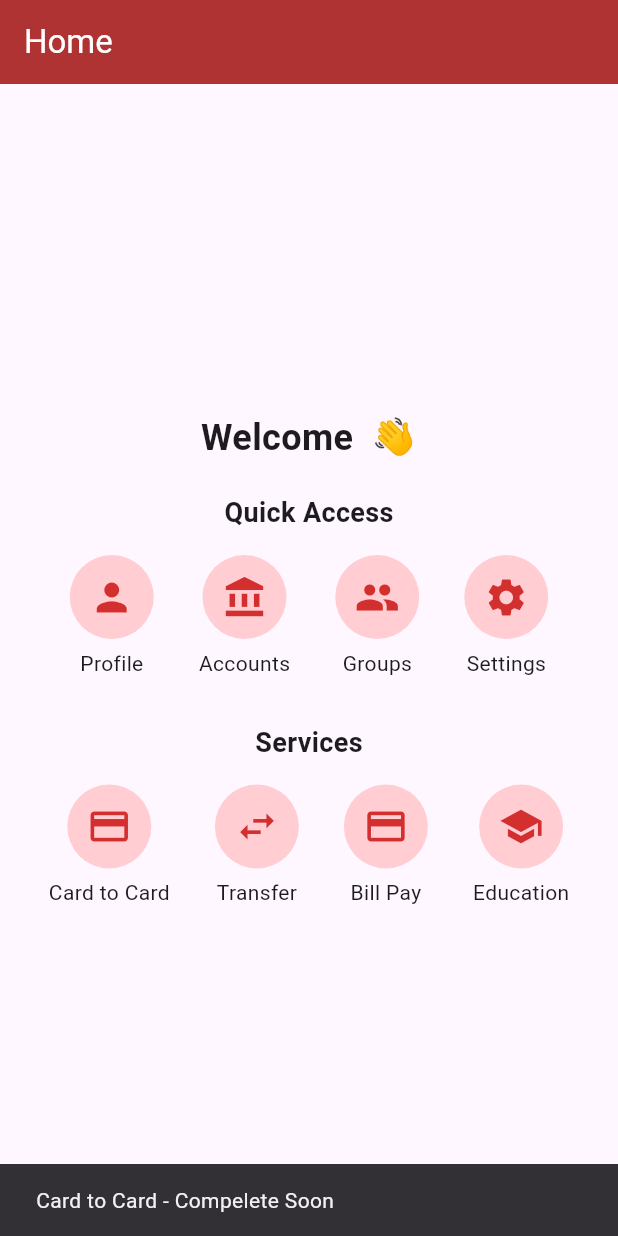
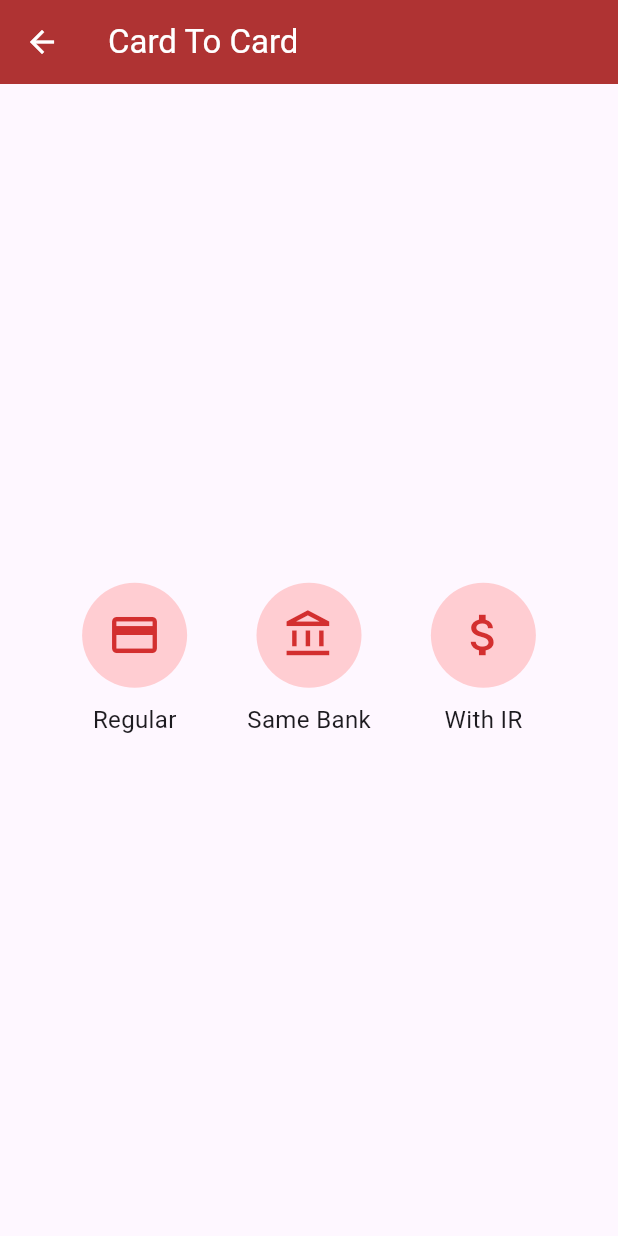
Before and after one commit to Asadipour84/AdvancedProgramming-Project-Flutter, a Flutter app: the HomePage screen opened directly with empty values, after a tap on "Card to Card", on a phone screen of 412 x 824 dp. Run offline on Flutter 3.47's test engine with Material 3 defaults, Android fonts, the phone set to English and light mode, and no system bars; our stand-ins replace image_picker, pdf, share_plus.

Commit message:
feat: introducing card to card

```diff
--- a/lib/Profile_page.dart
+++ b/lib/Profile_page.dart
@@ -76,10 +76,12 @@ class _ProfilePageState extends State<ProfilePage> {
                   const _SectionTitle(title: "User"),
                   const SizedBox(height: 10),
                   const _InfoTile(icon: Icons.account_circle, label: "Name", value: "value"),
-                  const _InfoTile(icon: Icons.account_box_outlined, label: "LastName", value: "value"),
+                  const _InfoTile(icon: Icons.perm_identity, label: "LastName", value: "value"),
+                  const _InfoTile(icon: Icons.account_box_outlined, label: "NationalCode", value: "value"),
+                  const _InfoTile(icon: Icons.abc, label: "Username", value: "value"),
 
                   const SizedBox(height: 18),
-                  const _SectionTitle(title: "Account"),
+                  const _SectionTitle(title: "Default Account"),
                   const SizedBox(height: 10),
 
                   _InfoTile(
--- /dev/null
+++ b/lib/card_to_card.dart
@@ -0,0 +1,90 @@
+import 'package:flutter/material.dart';
+
+
+class CardToCard extends StatelessWidget {
+  const CardToCard({super.key});
+
+  void _showComingSoon(BuildContext context, String title) {
+    ScaffoldMessenger.of(context).showSnackBar(
+      SnackBar(
+        content: Text('$title - Compelete Soon'),
+        duration: const Duration(seconds: 2),
+      ),
+    );
+  }
+
+  @override
+  Widget build(BuildContext context) {
+    return Scaffold(
+      appBar: AppBar(
+        title: const Text('Card To Card'),
+        backgroundColor: const Color.fromARGB(255, 175, 51, 51),
+        foregroundColor: Colors.white,
+      ),
+      body: Center(
+        child: Wrap(
+          spacing: 40,
+          runSpacing: 30,
+          alignment: WrapAlignment.center,
+          children: [
+            //////////10 mil saghf
+            _CardToCardIcon(
+              icon: Icons.credit_card_outlined,
+              title: "Regular",
+              onTap: () => _showComingSoon( context ,"Regular card to card"),
+            ),
+            //////////bedune saghf - same first 4 digits card no.
+            _CardToCardIcon(
+              icon: Icons.account_balance_outlined,
+              title: "Same Bank",
+              onTap: () => _showComingSoon( context ,"Same Bank card to card"),
+            ),
+            ///////////bedune saghf
+            _CardToCardIcon(
+              icon: Icons.attach_money,
+              title: "With IR",
+              onTap: () => _showComingSoon( context ,"With IR card to card"),
+            )
+          ],
+        )
+        ,
+      )
+      ,
+    );
+  }
+}
+
+class _CardToCardIcon extends StatelessWidget {
+  final IconData icon;
+  final String title;
+  final VoidCallback onTap;
+
+  const _CardToCardIcon({
+    super.key,
+    required this.icon,
+    required this.title,
+    required this.onTap,
+  });
+
+  @override
+  Widget build(BuildContext context) {
+    return InkWell(
+      onTap: onTap,
+      borderRadius: BorderRadius.circular(60),
+      child: Column(
+        children: [
+          CircleAvatar(
+            radius: 35,
+            backgroundColor: Colors.red.shade100,
+            child: Icon(icon, size: 36, color: Colors.red.shade700),
+          ),
+          const SizedBox(height: 10),
+          Text(
+            title,
+            style: const TextStyle(fontSize: 16),
+          ),
+        ],
+      ),
+    );
+  }
+}
--- a/lib/home_page.dart
+++ b/lib/home_page.dart
@@ -5,6 +5,7 @@ import 'Transfer_Page.dart' ;
 import 'Profile_page.dart';
 import 'Groups_Page.dart';
 import 'All_Accounts_page.dart';
+import 'card_to_card.dart';
 class HomePage extends StatelessWidget {
   final String userName;
   final Account account;
@@ -102,7 +103,10 @@ class HomePage extends StatelessWidget {
                   _QuickIcon(
                     icon: Icons.credit_card,
                     title: 'Card to Card',
-                    onTap: () => _showComingSoon(context, 'Card to Card'),
+                    onTap: (){
+                      Navigator.push(context, MaterialPageRoute(builder: (context) => const CardToCard(),),);
+                    }
+                    ,
                   ),
                   _QuickIcon(
                     icon: Icons.swap_horiz,
```
